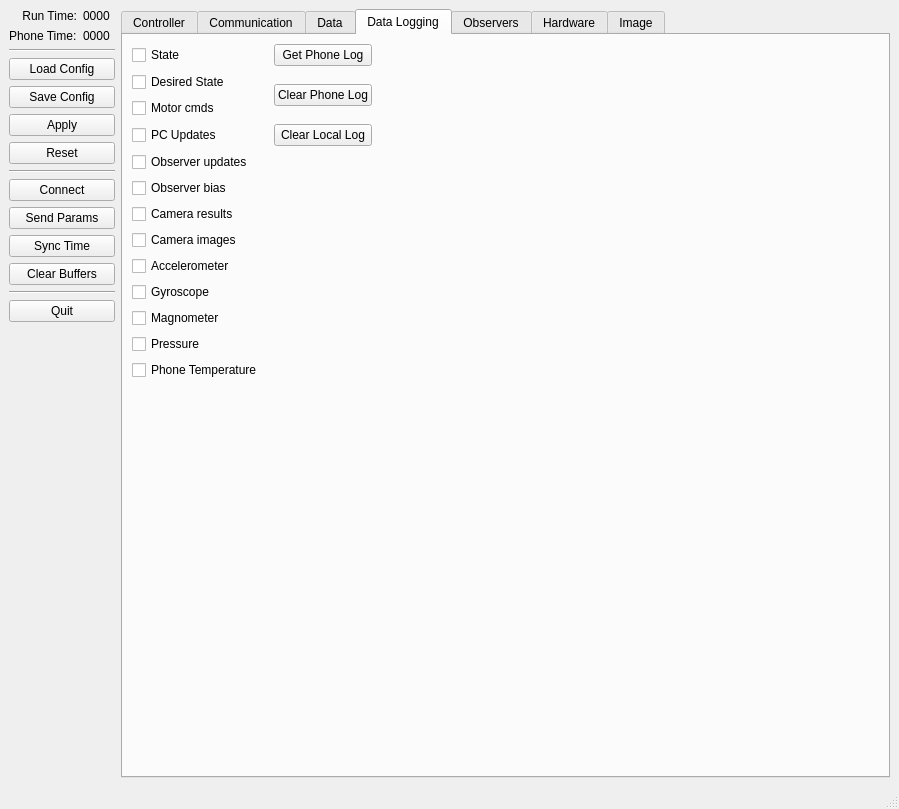
Above: Leash/src/Leash.ui from ryan0270/quadrover before the change. Below: the same form after it.
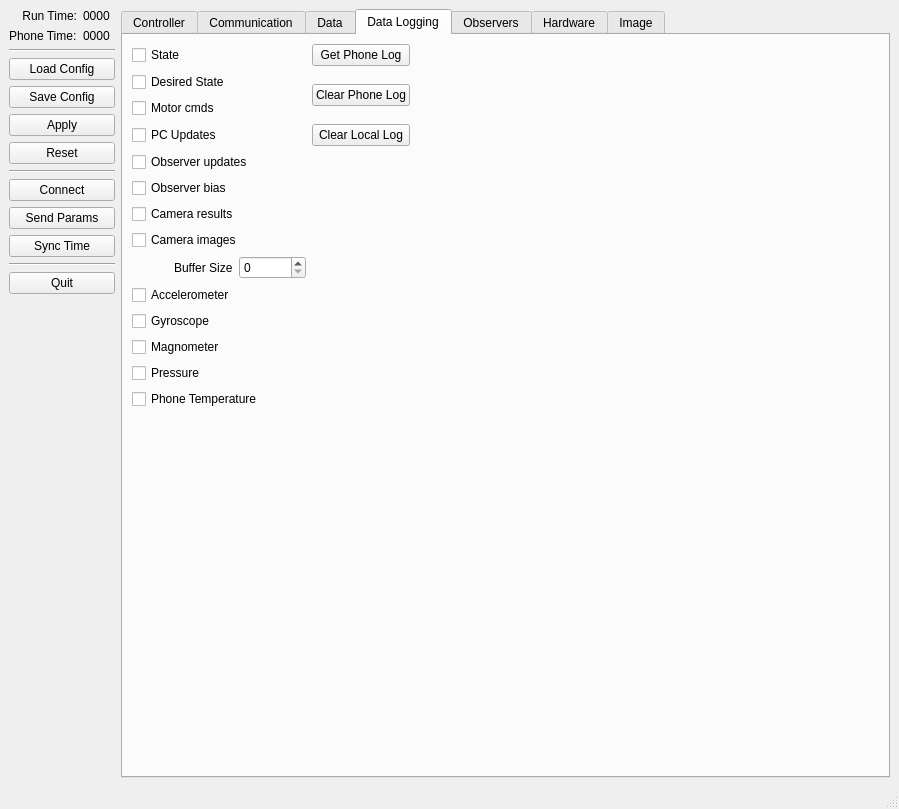
That is the form after the change. The open tabs and pages were chosen to show the change.

What changed in the file:
```diff
--- a/Leash/src/Leash.ui
+++ b/Leash/src/Leash.ui
@@ -157,13 +157,6 @@
         </property>
        </widget>
       </item>
-      <item>
-       <widget class="QPushButton" name="btnClearBuffers">
-        <property name="text">
-         <string>Clear Buffers</string>
-        </property>
-       </widget>
-      </item>
       <item>
        <widget class="Line" name="line_4">
         <property name="orientation">
@@ -188,7 +181,7 @@
       <property name="sizeHint" stdset="0">
        <size>
         <width>20</width>
-        <height>409</height>
+        <height>439</height>
        </size>
       </property>
      </spacer>
@@ -1258,35 +1251,35 @@
         <string>Data Logging</string>
        </attribute>
        <layout class="QGridLayout" name="gridLayout_12">
-        <item row="0" column="0">
+        <item row="0" column="0" colspan="2">
          <widget class="QCheckBox" name="chkLogState">
           <property name="text">
            <string>State</string>
           </property>
          </widget>
         </item>
-        <item row="0" column="2">
+        <item row="0" column="3">
          <widget class="QPushButton" name="btnGetPhoneLog">
           <property name="text">
            <string>Get Phone Log</string>
           </property>
          </widget>
         </item>
-        <item row="1" column="0">
+        <item row="1" column="0" colspan="3">
          <widget class="QCheckBox" name="chkLogDesiredState">
           <property name="text">
            <string>Desired State</string>
           </property>
          </widget>
         </item>
-        <item row="1" column="2" rowspan="2">
+        <item row="1" column="3" rowspan="2">
          <widget class="QPushButton" name="btnClearPhoneLog">
           <property name="text">
            <string>Clear Phone Log</string>
           </property>
          </widget>
         </item>
-        <item row="1" column="3" rowspan="2">
+        <item row="1" column="4">
          <spacer name="horizontalSpacer_10">
           <property name="orientation">
            <enum>Qt::Horizontal</enum>
@@ -1299,62 +1292,62 @@
           </property>
          </spacer>
         </item>
-        <item row="2" column="0">
+        <item row="2" column="0" colspan="3">
          <widget class="QCheckBox" name="chkLogMotorCmds">
           <property name="text">
            <string>Motor cmds</string>
           </property>
          </widget>
         </item>
-        <item row="3" column="0">
+        <item row="3" column="0" colspan="3">
          <widget class="QCheckBox" name="chkLogPcUpdates">
           <property name="text">
            <string>PC Updates</string>
           </property>
          </widget>
         </item>
-        <item row="3" column="2">
+        <item row="3" column="3">
          <widget class="QPushButton" name="btnClearLocalLog">
           <property name="text">
            <string>Clear Local Log</string>
           </property>
          </widget>
         </item>
-        <item row="4" column="0" colspan="2">
+        <item row="4" column="0" colspan="3">
          <widget class="QCheckBox" name="chkLogObserverUpdates">
           <property name="text">
            <string>Observer updates</string>
           </property>
          </widget>
         </item>
-        <item row="4" column="2" rowspan="9">
-         <spacer name="verticalSpacer_3">
-          <property name="orientation">
-           <enum>Qt::Vertical</enum>
-          </property>
-          <property name="sizeHint" stdset="0">
-           <size>
-            <width>20</width>
-            <height>216</height>
-           </size>
-          </property>
-         </spacer>
-        </item>
-        <item row="5" column="0">
+        <item row="5" column="0" colspan="3">
          <widget class="QCheckBox" name="chkLogObserverBias">
           <property name="text">
            <string>Observer bias</string>
           </property>
          </widget>
         </item>
-        <item row="6" column="0">
+        <item row="5" column="3" rowspan="8">
+         <spacer name="verticalSpacer_3">
+          <property name="orientation">
+           <enum>Qt::Vertical</enum>
+          </property>
+          <property name="sizeHint" stdset="0">
+           <size>
+            <width>20</width>
+            <height>216</height>
+           </size>
+          </property>
+         </spacer>
+        </item>
+        <item row="6" column="0" colspan="3">
          <widget class="QCheckBox" name="chkLogCameraResults">
           <property name="text">
            <string>Camera results</string>
           </property>
          </widget>
         </item>
-        <item row="7" column="0">
+        <item row="7" column="0" colspan="3">
          <widget class="QCheckBox" name="chkLogCameraImages">
           <property name="text">
            <string>Camera images</string>
@@ -1362,41 +1355,75 @@
          </widget>
         </item>
         <item row="8" column="0">
+         <spacer name="horizontalSpacer_5">
+          <property name="orientation">
+           <enum>Qt::Horizontal</enum>
+          </property>
+          <property name="sizeType">
+           <enum>QSizePolicy::Fixed</enum>
+          </property>
+          <property name="sizeHint" stdset="0">
+           <size>
+            <width>18</width>
+            <height>20</height>
+           </size>
+          </property>
+         </spacer>
+        </item>
+        <item row="8" column="1" colspan="2">
+         <layout class="QFormLayout" name="formLayout_4">
+          <item row="0" column="1">
+           <widget class="QSpinBox" name="spnImgBufferSize">
+            <property name="maximum">
+             <number>999999</number>
+            </property>
+           </widget>
+          </item>
+          <item row="0" column="0">
+           <widget class="QLabel" name="label_5">
+            <property name="text">
+             <string>Buffer Size</string>
+            </property>
+           </widget>
+          </item>
+         </layout>
+        </item>
+        <item row="9" column="0" colspan="3">
          <widget class="QCheckBox" name="chkLogAccelerometer">
           <property name="text">
            <string>Accelerometer</string>
           </property>
          </widget>
         </item>
-        <item row="9" column="0">
+        <item row="10" column="0" colspan="3">
          <widget class="QCheckBox" name="chkLogGyroscope">
           <property name="text">
            <string>Gyroscope</string>
           </property>
          </widget>
         </item>
-        <item row="10" column="0">
+        <item row="11" column="0" colspan="3">
          <widget class="QCheckBox" name="chkLogMagnometer">
           <property name="text">
            <string>Magnometer</string>
           </property>
          </widget>
         </item>
-        <item row="11" column="0">
+        <item row="12" column="0" colspan="2">
          <widget class="QCheckBox" name="chkLogPressure">
           <property name="text">
            <string>Pressure</string>
           </property>
          </widget>
         </item>
-        <item row="12" column="0" colspan="2">
+        <item row="13" column="0" colspan="3">
          <widget class="QCheckBox" name="chkLogPhoneTemperature">
           <property name="text">
            <string>Phone Temperature</string>
           </property>
          </widget>
         </item>
-        <item row="13" column="1">
+        <item row="14" column="2">
          <spacer name="verticalSpacer_10">
           <property name="orientation">
            <enum>Qt::Vertical</enum>
```
Left out of the diff: 22 changed lines with no effect on the pictures.
